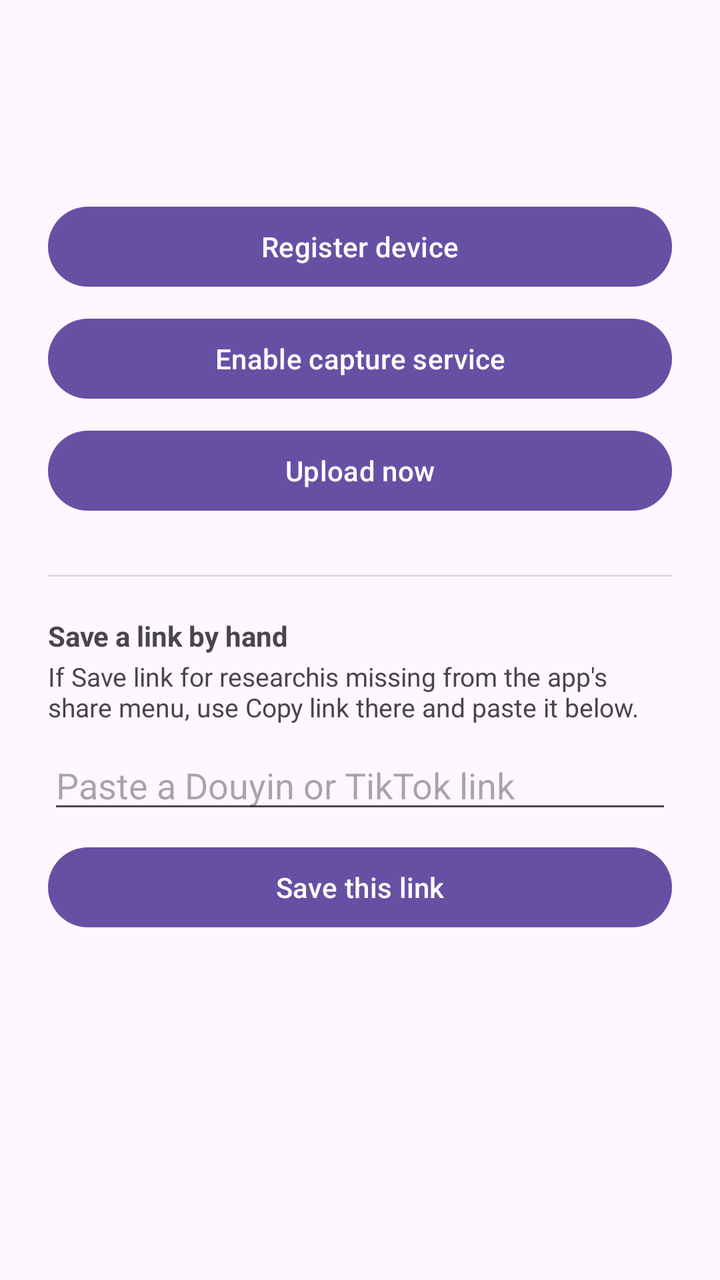
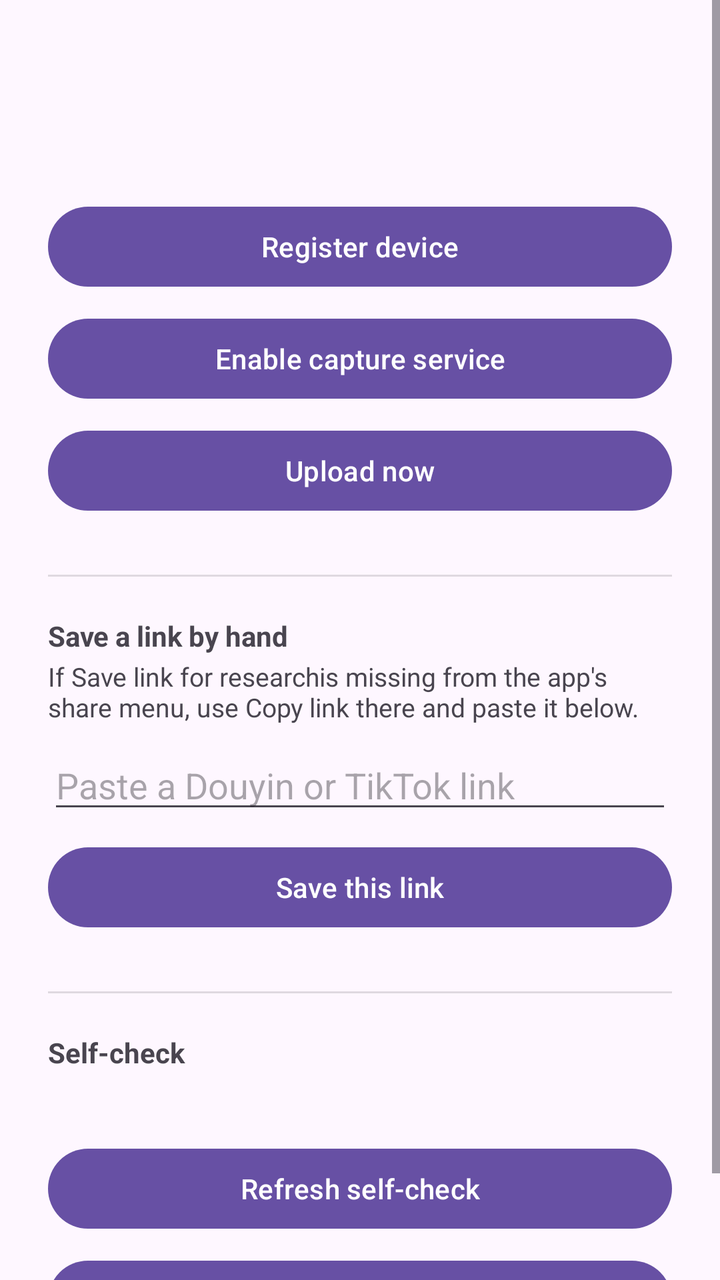

Screens rendered from an Android XML layout before and after an edit, with the pre-edit source and the edit as a unified diff.
<!-- AndroidManifest.xml: application theme Theme.Material3.DayNight -->
<!-- res/layout/activity_main.xml -->
<?xml version="1.0" encoding="utf-8"?>
<LinearLayout xmlns:android="http://schemas.android.com/apk/res/android"
    android:layout_width="match_parent"
    android:layout_height="match_parent"
    android:orientation="vertical"
    android:padding="24dp">

    <TextView
        android:id="@+id/statusText"
        android:layout_width="match_parent"
        android:layout_height="wrap_content"
        android:textSize="18sp"
        android:textStyle="bold" />

    <TextView
        android:id="@+id/pendingText"
        android:layout_width="match_parent"
        android:layout_height="wrap_content"
        android:layout_marginTop="8dp" />

    <Button
        android:id="@+id/registerButton"
        android:layout_width="match_parent"
        android:layout_height="wrap_content"
        android:layout_marginTop="24dp"
        android:text="@string/register_button" />

    <Button
        android:id="@+id/accessibilityButton"
        android:layout_width="match_parent"
        android:layout_height="wrap_content"
        android:layout_marginTop="8dp"
        android:text="@string/open_accessibility_settings" />

    <Button
        android:id="@+id/syncButton"
        android:layout_width="match_parent"
        android:layout_height="wrap_content"
        android:layout_marginTop="8dp"
        android:text="@string/sync_now" />

    
    <View
        android:layout_width="match_parent"
        android:layout_height="1dp"
        android:layout_marginTop="28dp"
        android:background="?android:attr/listDivider" />

    <TextView
        android:layout_width="match_parent"
        android:layout_height="wrap_content"
        android:layout_marginTop="20dp"
        android:text="@string/paste_prompt"
        android:textStyle="bold" />

    <TextView
        android:layout_width="match_parent"
        android:layout_height="wrap_content"
        android:layout_marginTop="2dp"
        android:text="@string/paste_help"
        android:textSize="13sp" />

    <EditText
        android:id="@+id/pasteInput"
        android:layout_width="match_parent"
        android:layout_height="wrap_content"
        android:layout_marginTop="8dp"
        android:autofillHints="URL"
        android:hint="@string/paste_hint"
        android:inputType="textMultiLine"
        android:maxLines="4" />

    <Button
        android:id="@+id/pasteButton"
        android:layout_width="match_parent"
        android:layout_height="wrap_content"
        android:layout_marginTop="8dp"
        android:text="@string/paste_button" />
</LinearLayout>
<!-- resources referenced by this layout -->
<resources>
  <string name="open_accessibility_settings">Enable capture service</string>
  <string name="paste_button">Save this link</string>
  <string name="paste_help">If "Save link for research" is missing from the app\'s share menu, use Copy link there and paste it below.</string>
  <string name="paste_hint">Paste a Douyin or TikTok link</string>
  <string name="paste_prompt">Save a link by hand</string>
  <string name="register_button">Register device</string>
  <string name="sync_now">Upload now</string>
</resources>

<!-- the commit's change to res/layout/activity_main.xml (unified diff, before → after) -->
@@ -1,7 +1,11 @@
 <?xml version="1.0" encoding="utf-8"?>
-<LinearLayout xmlns:android="http://schemas.android.com/apk/res/android"
+<ScrollView xmlns:android="http://schemas.android.com/apk/res/android"
     android:layout_width="match_parent"
-    android:layout_height="match_parent"
+    android:layout_height="match_parent">
+
+<LinearLayout
+    android:layout_width="match_parent"
+    android:layout_height="wrap_content"
     android:orientation="vertical"
     android:padding="24dp">
 
@@ -76,4 +80,42 @@
         android:layout_height="wrap_content"
         android:layout_marginTop="8dp"
         android:text="@string/paste_button" />
+
+    
+    <View
+        android:layout_width="match_parent"
+        android:layout_height="1dp"
+        android:layout_marginTop="28dp"
+        android:background="?android:attr/listDivider" />
+
+    <TextView
+        android:layout_width="match_parent"
+        android:layout_height="wrap_content"
+        android:layout_marginTop="20dp"
+        android:text="@string/selfcheck_title"
+        android:textStyle="bold" />
+
+    <TextView
+        android:id="@+id/selfCheckText"
+        android:layout_width="match_parent"
+        android:layout_height="wrap_content"
+        android:layout_marginTop="8dp"
+        android:fontFamily="monospace"
+        android:textIsSelectable="true"
+        android:textSize="11sp" />
+
+    <Button
+        android:id="@+id/selfCheckRefresh"
+        android:layout_width="match_parent"
+        android:layout_height="wrap_content"
+        android:layout_marginTop="12dp"
+        android:text="@string/selfcheck_refresh" />
+
+    <Button
+        android:id="@+id/selfCheckCopy"
+        android:layout_width="match_parent"
+        android:layout_height="wrap_content"
+        android:layout_marginTop="8dp"
+        android:text="@string/selfcheck_copy" />
 </LinearLayout>
+</ScrollView>
<!-- resource entries referenced after the edit -->
@@ -6,6 +6,9 @@
   <string name="paste_hint">Paste a Douyin or TikTok link</string>
   <string name="paste_prompt">Save a link by hand</string>
   <string name="register_button">Register device</string>
+  <string name="selfcheck_copy">Copy self-check</string>
+  <string name="selfcheck_refresh">Refresh self-check</string>
+  <string name="selfcheck_title">Self-check</string>
   <string name="sync_now">Upload now</string>
 </resources>
 
